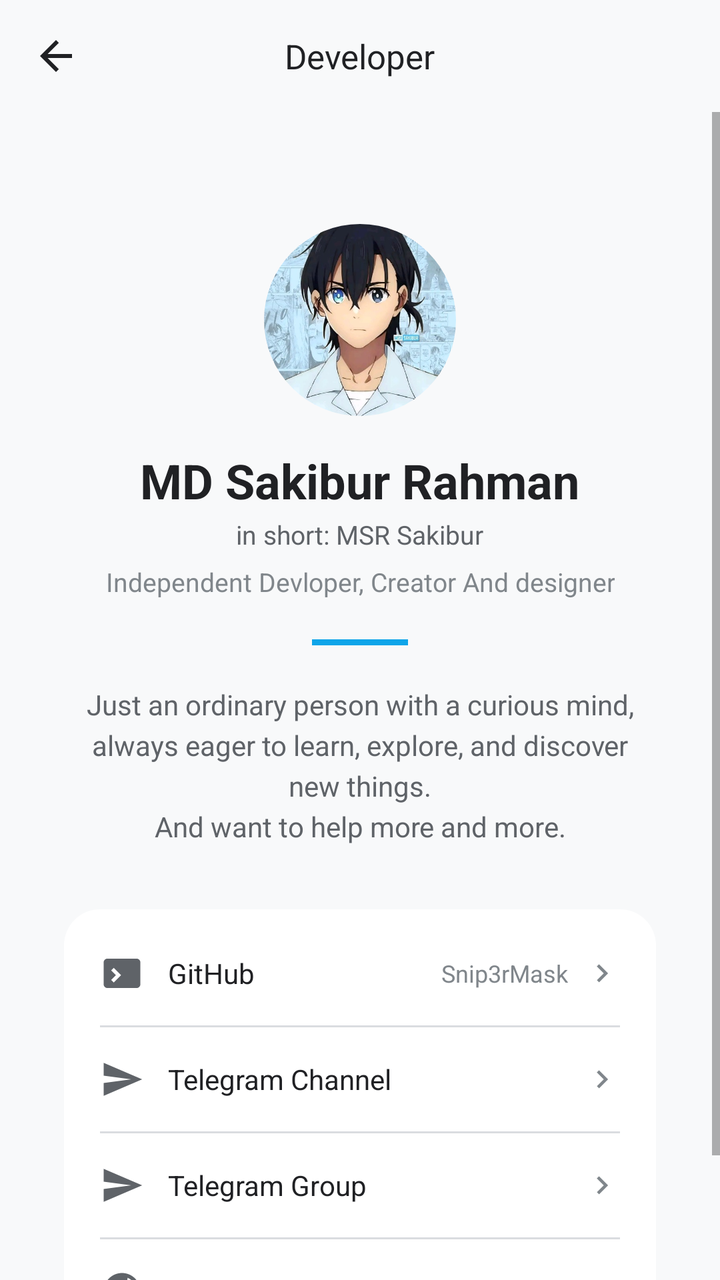
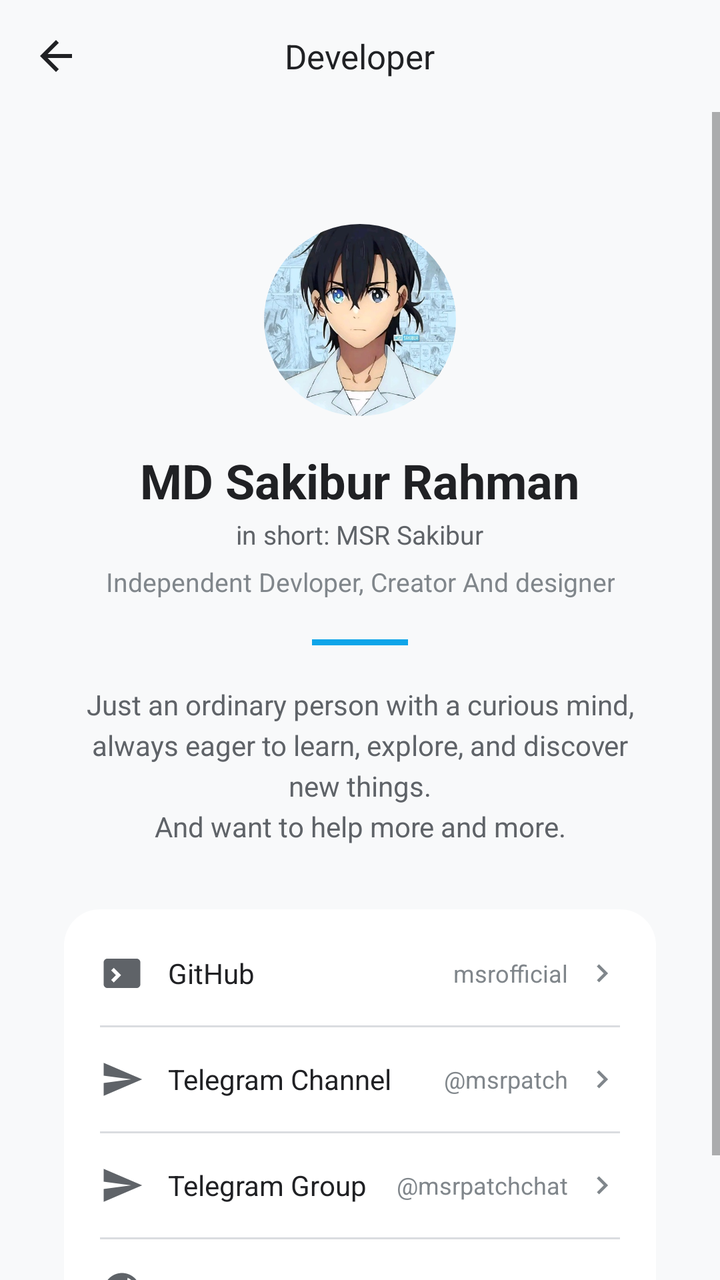

Screens rendered from an Android XML layout before and after an edit, with the pre-edit source and the edit as a unified diff.
<!-- AndroidManifest.xml: application theme Theme.MiruDL -->
<!-- res/layout/activity_developer.xml -->
<?xml version="1.0" encoding="utf-8"?>
<LinearLayout xmlns:android="http://schemas.android.com/apk/res/android"
    xmlns:app="http://schemas.android.com/apk/res-auto"
    android:layout_width="match_parent"
    android:layout_height="match_parent"
    android:orientation="vertical"
    android:background="@color/background">

    
    <RelativeLayout
        android:layout_width="match_parent"
        android:layout_height="56dp"
        android:paddingHorizontal="8dp"
        android:background="@color/background">

        <ImageView
            android:id="@+id/btn_back"
            android:layout_width="40dp"
            android:layout_height="40dp"
            android:layout_centerVertical="true"
            android:background="@drawable/bg_icon_circle"
            android:src="@drawable/ic_back"
            android:padding="8dp"
            android:tint="@color/text_primary" />

        <TextView
            android:layout_width="wrap_content"
            android:layout_height="wrap_content"
            android:layout_centerInParent="true"
            android:text="Developer"
            android:textColor="@color/text_primary"
            android:textSize="17sp" />

    </RelativeLayout>

    <ScrollView
        android:layout_width="match_parent"
        android:layout_height="match_parent">

        <LinearLayout
            android:layout_width="match_parent"
            android:layout_height="wrap_content"
            android:orientation="vertical"
            android:gravity="center_horizontal"
            android:padding="32dp">

            
            <androidx.cardview.widget.CardView
                android:layout_width="96dp"
                android:layout_height="96dp"
                android:layout_marginTop="24dp"
                app:cardCornerRadius="48dp"
                app:cardElevation="0dp">

                <ImageView
                    android:layout_width="match_parent"
                    android:layout_height="match_parent"
                    android:src="@drawable/dev_avatar"
                    android:scaleType="centerCrop"
                    android:contentDescription="@null" />

            </androidx.cardview.widget.CardView>

            
            <TextView
                android:layout_width="wrap_content"
                android:layout_height="wrap_content"
                android:text="MD Sakibur Rahman"
                android:textColor="@color/text_primary"
                android:textSize="24sp"
                android:textStyle="bold"
                android:layout_marginTop="16dp" />

            
            <TextView
                android:layout_width="wrap_content"
                android:layout_height="wrap_content"
                android:text="in short: MSR Sakibur"
                android:textColor="@color/text_secondary"
                android:textSize="13sp"
                android:layout_marginTop="2dp" />

            
            <TextView
                android:layout_width="wrap_content"
                android:layout_height="wrap_content"
                android:text="Independent Devloper, Creator And designer"
                android:textColor="@color/text_tertiary"
                android:textSize="13sp"
                android:layout_marginTop="6dp"
                android:gravity="center"
                android:lineSpacingExtra="2dp" />

            
            <View
                android:layout_width="48dp"
                android:layout_height="3dp"
                android:background="@color/primary"
                android:layout_marginTop="20dp"
                android:layout_marginBottom="20dp" />

            
            <TextView
                android:layout_width="match_parent"
                android:layout_height="wrap_content"
                android:text="Just an ordinary person with a curious mind,\nalways eager to learn, explore, and discover new things.\nAnd want to help more and more."
                android:textColor="@color/text_secondary"
                android:textSize="14sp"
                android:lineSpacingExtra="4dp"
                android:gravity="center"
                android:layout_marginBottom="32dp" />

            
            <LinearLayout
                android:layout_width="match_parent"
                android:layout_height="wrap_content"
                android:background="@drawable/bg_card"
                android:orientation="vertical"
                android:padding="6dp">

                
                <LinearLayout
                    android:id="@+id/dev_github"
                    android:layout_width="match_parent"
                    android:layout_height="52dp"
                    android:orientation="horizontal"
                    android:gravity="center_vertical"
                    android:paddingHorizontal="12dp"
                    android:background="@drawable/bg_card_ripple"
                    android:clickable="true"
                    android:focusable="true">

                    <ImageView
                        android:layout_width="22dp"
                        android:layout_height="22dp"
                        android:src="@drawable/ic_terminal"
                        android:tint="@color/text_secondary" />

                    <TextView
                        android:layout_width="0dp"
                        android:layout_height="wrap_content"
                        android:layout_weight="1"
                        android:layout_marginStart="12dp"
                        android:text="GitHub"
                        android:textColor="@color/text_primary"
                        android:textSize="14sp" />

                    <TextView
                        android:layout_width="wrap_content"
                        android:layout_height="wrap_content"
                        android:text="@string/github_handle"
                        android:textColor="@color/text_tertiary"
                        android:textSize="12sp"
                        android:layout_marginEnd="8dp" />

                    <ImageView
                        android:layout_width="18dp"
                        android:layout_height="18dp"
                        android:src="@drawable/ic_chevron_right"
                        android:tint="@color/text_tertiary" />

                </LinearLayout>

                <View
                    android:layout_width="match_parent"
                    android:layout_height="1dp"
                    android:background="@color/divider"
                    android:layout_marginHorizontal="12dp" />

                
                <LinearLayout
                    android:id="@+id/dev_telegram_channel"
                    android:layout_width="match_parent"
                    android:layout_height="52dp"
                    android:orientation="horizontal"
                    android:gravity="center_vertical"
                    android:paddingHorizontal="12dp"
                    android:background="@drawable/bg_card_ripple"
                    android:clickable="true"
                    android:focusable="true">

                    <ImageView
                        android:layout_width="22dp"
                        android:layout_height="22dp"
                        android:src="@drawable/ic_send"
                        android:tint="@color/text_secondary" />

                    <TextView
                        android:layout_width="0dp"
                        android:layout_height="wrap_content"
                        android:layout_weight="1"
                        android:layout_marginStart="12dp"
                        android:text="Telegram Channel"
                        android:textColor="@color/text_primary"
                        android:textSize="14sp" />

                    <ImageView
                        android:layout_width="18dp"
                        android:layout_height="18dp"
                        android:src="@drawable/ic_chevron_right"
                        android:tint="@color/text_tertiary" />

                </LinearLayout>

                <View
                    android:layout_width="match_parent"
                    android:layout_height="1dp"
                    android:background="@color/divider"
                    android:layout_marginHorizontal="12dp" />

                
                <LinearLayout
                    android:id="@+id/dev_telegram_group"
                    android:layout_width="match_parent"
                    android:layout_height="52dp"
                    android:orientation="horizontal"
                    android:gravity="center_vertical"
                    android:paddingHorizontal="12dp"
                    android:background="@drawable/bg_card_ripple"
                    android:clickable="true"
                    android:focusable="true">

                    <ImageView
                        android:layout_width="22dp"
                        android:layout_height="22dp"
                        android:src="@drawable/ic_send"
                        android:tint="@color/text_secondary" />

                    <TextView
                        android:layout_width="0dp"
                        android:layout_height="wrap_content"
                        android:layout_weight="1"
                        android:layout_marginStart="12dp"
                        android:text="Telegram Group"
                        android:textColor="@color/text_primary"
                        android:textSize="14sp" />

                    <ImageView
                        android:layout_width="18dp"
                        android:layout_height="18dp"
                        android:src="@drawable/ic_chevron_right"
                        android:tint="@color/text_tertiary" />

                </LinearLayout>

                <View
                    android:layout_width="match_parent"
                    android:layout_height="1dp"
                    android:background="@color/divider"
                    android:layout_marginHorizontal="12dp" />

                
                <LinearLayout
                    android:id="@+id/dev_reddit"
                    android:layout_width="match_parent"
                    android:layout_height="52dp"
                    android:orientation="horizontal"
                    android:gravity="center_vertical"
                    android:paddingHorizontal="12dp"
                    android:background="@drawable/bg_card_ripple"
                    android:clickable="true"
                    android:focusable="true">

                    <ImageView
                        android:layout_width="22dp"
                        android:layout_height="22dp"
                        android:src="@drawable/ic_globe"
                        android:tint="@color/text_secondary" />

                    <TextView
                        android:layout_width="0dp"
                        android:layout_height="wrap_content"
                        android:layout_weight="1"
                        android:layout_marginStart="12dp"
                        android:text="Reddit"
                        android:textColor="@color/text_primary"
                        android:textSize="14sp" />

                    <TextView
                        android:layout_width="wrap_content"
                        android:layout_height="wrap_content"
                        android:text="u/msrsakibur"
                        android:textColor="@color/text_tertiary"
                        android:textSize="12sp"
                        android:layout_marginEnd="8dp" />

                    <ImageView
                        android:layout_width="18dp"
                        android:layout_height="18dp"
                        android:src="@drawable/ic_chevron_right"
                        android:tint="@color/text_tertiary" />

                </LinearLayout>

            </LinearLayout>

        </LinearLayout>

    </ScrollView>

</LinearLayout>
<!-- resources referenced by this layout -->
<resources>
  <color name="background">#F8F9FA</color>
  <color name="divider">#DADCE0</color>
  <color name="primary">#0EA5E9</color>
  <color name="text_primary">#202124</color>
  <color name="text_secondary">#5F6368</color>
  <color name="text_tertiary">#80868B</color>
  <!-- drawable bg_card (drawable) -->
  <shape xmlns:android="http://schemas.android.com/apk/res/android">
      <solid android:color="@color/surface" />
      <corners android:radius="18dp" />
  </shape>
  <!-- drawable bg_card_ripple (drawable) -->
  <ripple xmlns:android="http://schemas.android.com/apk/res/android"
      android:color="@color/primary">
      <item android:id="@android:id/mask">
          <shape android:shape="rectangle">
              <solid android:color="@android:color/white" />
              <corners android:radius="18dp" />
          </shape>
      </item>
      <item android:drawable="@drawable/bg_card" />
  </ripple>
  <!-- drawable bg_icon_circle (drawable) -->
  <ripple xmlns:android="http://schemas.android.com/apk/res/android"
      android:color="@color/divider">
      <item>
          <shape android:shape="oval">
              <solid android:color="@android:color/transparent" />
          </shape>
      </item>
  </ripple>
  <!-- drawable ic_back (drawable) -->
  <vector xmlns:android="http://schemas.android.com/apk/res/android"
      android:width="24dp" android:height="24dp"
      android:viewportWidth="24" android:viewportHeight="24">
      <path android:fillColor="#FFFFFF"
          android:pathData="M20,11H7.83l5.59,-5.59L12,4l-8,8 8,8 1.41,-1.41L7.83,13H20v-2z" />
  </vector>
  <!-- drawable ic_chevron_right (drawable) -->
  <vector xmlns:android="http://schemas.android.com/apk/res/android"
      android:width="24dp" android:height="24dp"
      android:viewportWidth="24" android:viewportHeight="24">
      <path android:fillColor="#FFFFFF"
          android:pathData="M8.59,16.59L13.17,12 8.59,7.41 10,6l6,6 -6,6z" />
  </vector>
  <!-- drawable ic_globe (drawable) -->
  <vector xmlns:android="http://schemas.android.com/apk/res/android"
      android:width="24dp" android:height="24dp"
      android:viewportWidth="24" android:viewportHeight="24">
      <path android:fillColor="#FFFFFF"
          android:pathData="M12,2C6.48,2 2,6.48 2,12s4.48,10 10,10 10,-4.48 10,-10S17.52,2 12,2zM11,19.93c-3.95,-0.49 -7,-3.85 -7,-7.93 0,-0.62 0.08,-1.21 0.21,-1.79L9,15v1c0,1.1 0.9,2 2,2v1.93zM17.9,17.39c-0.26,-0.81 -1,-1.39 -1.9,-1.39h-1v-3c0,-0.55 -0.45,-1 -1,-1h-6v-2h2c0.55,0 1,-0.45 1,-1v-2h2c1.1,0 2,-0.9 2,-2v-0.41c2.93,1.19 5,4.06 5,7.41 0,1.95 -0.7,3.73 -1.87,5.12z" />
  </vector>
  <!-- drawable ic_send (drawable) -->
  <vector xmlns:android="http://schemas.android.com/apk/res/android"
      android:width="24dp"
      android:height="24dp"
      android:viewportWidth="24"
      android:viewportHeight="24">
      <path
          android:fillColor="#FF000000"
          android:pathData="M2.01,21L23,12 2.01,3 2,10l15,2 -15,2z" />
  </vector>
  <!-- drawable ic_terminal (drawable) -->
  <vector xmlns:android="http://schemas.android.com/apk/res/android"
      android:width="24dp" android:height="24dp"
      android:viewportWidth="24" android:viewportHeight="24">
      <path android:fillColor="#FFFFFF"
          android:pathData="M20,4H4c-1.1,0 -2,0.9 -2,2v12c0,1.1 0.9,2 2,2h16c1.1,0 2,-0.9 2,-2V6c0,-1.1 -0.9,-2 -2,-2zM7.5,17l-1.41,-1.41L8.67,13 6.09,10.41 7.5,9l4,4z" />
  </vector>
  <string name="github_handle">Snip3rMask</string>
  <color name="surface">#FFFFFF</color>
  <color name="on_primary">#FFFFFF</color>
  <style name="Widget.MiruDL.Spinner" parent="Widget.AppCompat.Spinner">
          <item name="android:background">@drawable/bg_input</item>
      </style>
  <!-- drawable bg_input (drawable) -->
  <shape xmlns:android="http://schemas.android.com/apk/res/android">
      <solid android:color="@color/surface_variant" />
      <corners android:radius="14dp" />
  </shape>
  <color name="surface_variant">#F0F1F3</color>
  <!-- unchanged entries left out for length: 2 -->
</resources>

<!-- the commit's change to res/layout/activity_developer.xml (unified diff, before → after) -->
@@ -194,6 +194,14 @@
                         android:textColor="@color/text_primary"
                         android:textSize="14sp" />
 
+                    <TextView
+                        android:layout_width="wrap_content"
+                        android:layout_height="wrap_content"
+                        android:text="@string/tg_channel_handle"
+                        android:textColor="@color/text_tertiary"
+                        android:textSize="12sp"
+                        android:layout_marginEnd="8dp" />
+
                     <ImageView
                         android:layout_width="18dp"
                         android:layout_height="18dp"
@@ -235,6 +243,14 @@
                         android:textColor="@color/text_primary"
                         android:textSize="14sp" />
 
+                    <TextView
+                        android:layout_width="wrap_content"
+                        android:layout_height="wrap_content"
+                        android:text="@string/tg_group_handle"
+                        android:textColor="@color/text_tertiary"
+                        android:textSize="12sp"
+                        android:layout_marginEnd="8dp" />
+
                     <ImageView
                         android:layout_width="18dp"
                         android:layout_height="18dp"
<!-- resource entries referenced after the edit -->
@@ -69,7 +69,9 @@
       <path android:fillColor="#FFFFFF"
           android:pathData="M20,4H4c-1.1,0 -2,0.9 -2,2v12c0,1.1 0.9,2 2,2h16c1.1,0 2,-0.9 2,-2V6c0,-1.1 -0.9,-2 -2,-2zM7.5,17l-1.41,-1.41L8.67,13 6.09,10.41 7.5,9l4,4z" />
   </vector>
-  <string name="github_handle">Snip3rMask</string>
+  <string name="github_handle">msrofficial</string>
+  <string name="tg_channel_handle">@msrpatch</string>
+  <string name="tg_group_handle">@msrpatchchat</string>
   <color name="surface">#FFFFFF</color>
   <color name="on_primary">#FFFFFF</color>
   <style name="Widget.MiruDL.Spinner" parent="Widget.AppCompat.Spinner">
